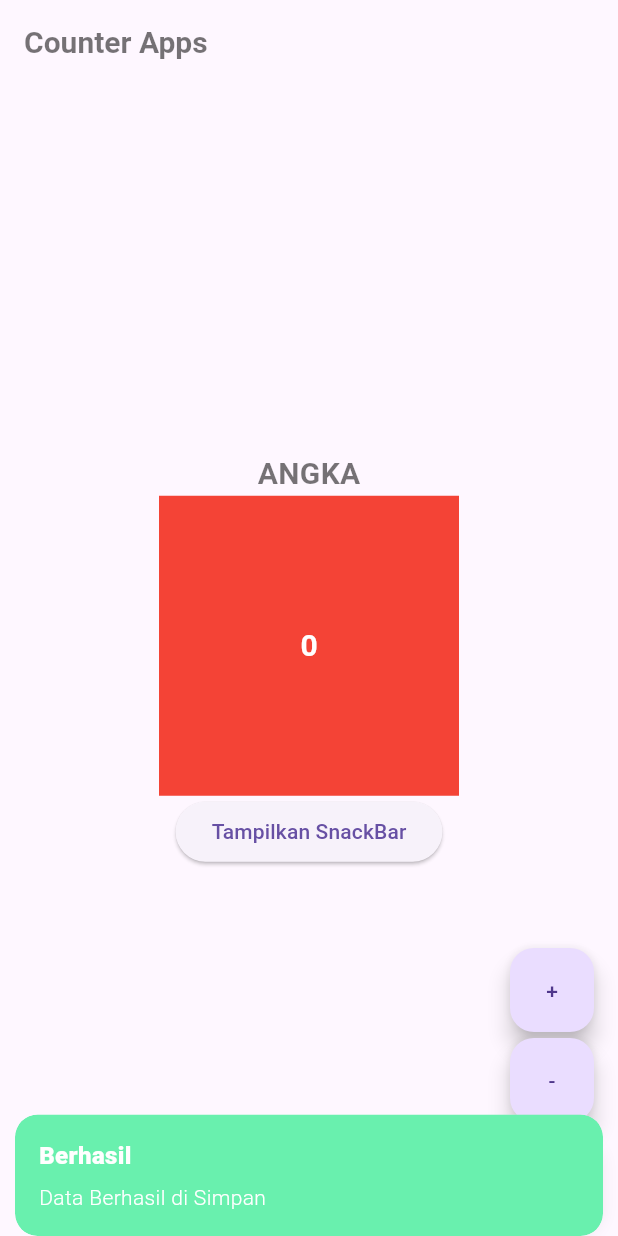
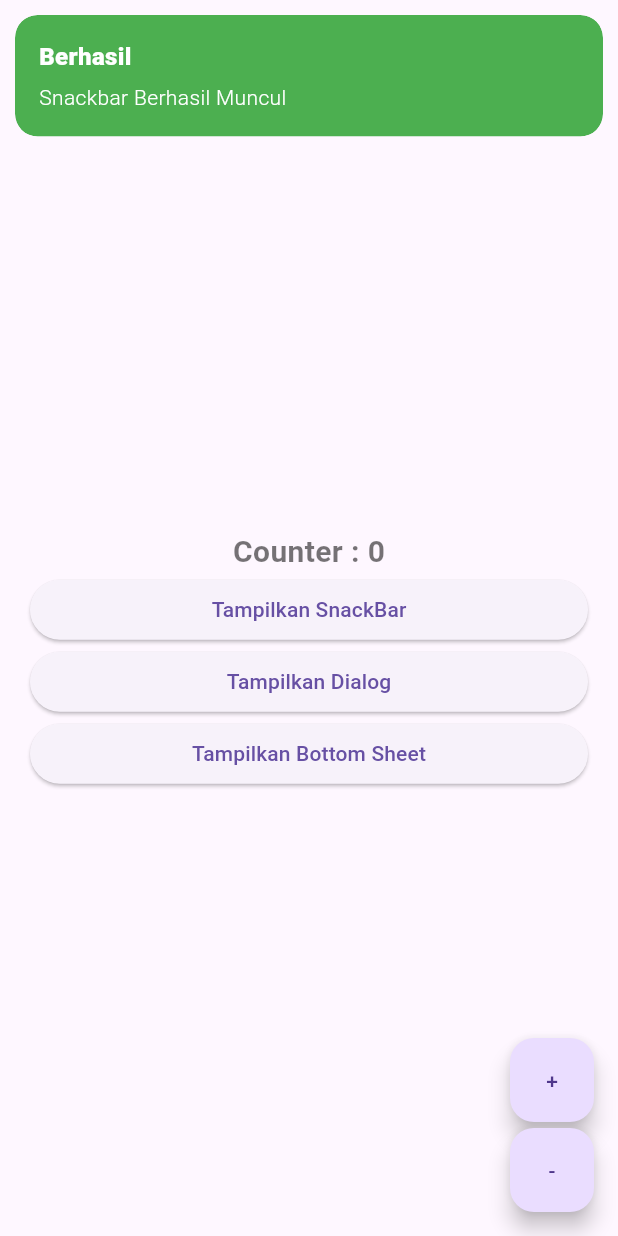
Before and after one commit to F415alarrahman/getX, a Flutter app: the screen it shows after launch, after a tap on "Tampilkan SnackBar", on a phone screen of 412 x 824 dp. Run offline on Flutter 3.47's test engine with Material 3 defaults, Android fonts, the phone set to English and light mode, and no system bars; our stand-ins replace get.

Commit message:
feat: refactor counter logic and move HomePage to a separate file

```diff
--- a/lib/controllers/counter_controller.dart
+++ b/lib/controllers/counter_controller.dart
@@ -1,11 +1,9 @@
 import 'package:get/get.dart';
-import 'package:get/get_state_manager/src/simple/get_controllers.dart';
 
 class CounterController extends GetxController {
   var counter = 0.obs;
   var isDark = false.obs;
-
-  void changeTheme() => isDark.value = !isDark.value;
-  void increment() => counter + 1;
-  void decrement() => counter - 1;
+  // Memperbaiki increment dan decrement
+  void increment() => counter.value++; // Menambahkan nilai counter
+  void decrement() => counter.value--; // Mengurangi nilai counter
 }
--- a/lib/main.dart
+++ b/lib/main.dart
@@ -2,8 +2,10 @@ import 'package:flutter/material.dart';
 import 'package:get/get.dart';
 
 import 'package:getx/controllers/counter_controller.dart';
+import 'package:getx/views/home_screen.dart';
 
 void main() {
+  Get.put(CounterController());
   runApp(MyApp());
 }
 
@@ -11,95 +13,10 @@ class MyApp extends StatelessWidget {
   final counterC = Get.put(CounterController());
   @override
   Widget build(BuildContext context) {
-    return Obx(() => MaterialApp(
+    return Obx(() => GetMaterialApp(
           theme: counterC.isDark.value ? ThemeData.dark() : ThemeData.light(),
+          debugShowCheckedModeBanner: false,
           home: HomePage(),
         ));
   }
 }
-
-class HomePage extends StatelessWidget {
-  final c = Get.find<CounterController>();
-  HomePage({super.key});
-
-  @override
-  Widget build(BuildContext context) {
-    return Scaffold(
-      appBar: AppBar(
-        title: Text(
-          'Counter Apps',
-          style: TextStyle(
-            fontSize: 20,
-            fontWeight: FontWeight.bold,
-            color: c.isDark.value ? Colors.white : Colors.black54,
-          ),
-        ),
-      ),
-      body: Center(
-        child: Obx(
-          () => Column(
-            mainAxisAlignment: MainAxisAlignment.center,
-            crossAxisAlignment: CrossAxisAlignment.center,
-            children: [
-              Text(
-                "ANGKA",
-                style: TextStyle(
-                  fontSize: 20,
-                  fontWeight: FontWeight.bold,
-                  color: c.isDark.value ? Colors.white : Colors.black54,
-                ),
-              ),
-              Container(
-                width: 200,
-                height: 200,
-                color: Colors.red,
-                child: Center(
-                    child: Text(
-                  "${c.counter}",
-                  style: TextStyle(
-                    fontSize: 20,
-                    fontWeight: FontWeight.bold,
-                    color: c.isDark.value ? Colors.white : Colors.white,
-                  ),
-                )),
-              ),
-              ElevatedButton(
-                  onPressed: () {
-                    Get.snackbar("Berhasil", "Data Berhasil di Simpan",
-                        snackPosition: SnackPosition.BOTTOM,
-                        backgroundColor: Colors.greenAccent,
-                        colorText: Colors.white);
-                  },
-                  child: Text("Tampilkan SnackBar"))
-            ],
-          ),
-        ),
-      ),
-      floatingActionButton: Column(
-        mainAxisAlignment: MainAxisAlignment.end,
-        children: [
-          FloatingActionButton(
-            onPressed: () => c.increment(),
-            child: Text("+"),
-          ),
-          SizedBox(
-            height: 4,
-          ),
-          FloatingActionButton(
-            onPressed: () => c.decrement(),
-            child: Text("-"),
-          ),
-          SizedBox(
-            height: 4,
-          ),
-          FloatingActionButton(
-            onPressed: () => c.changeTheme,
-            child: Icon(
-              c.isDark.value ? Icons.sunny : Icons.nightlight_outlined,
-            ),
-          ),
-        ],
-      ),
-    );
-  }
-}
--- /dev/null
+++ b/lib/views/home_screen.dart
@@ -0,0 +1,136 @@
+import 'package:flutter/material.dart';
+import 'package:get/get.dart';
+import 'package:getx/controllers/counter_controller.dart';
+
+class HomePage extends StatelessWidget {
+  final c = Get.find<CounterController>();
+  HomePage({super.key});
+
+  @override
+  Widget build(BuildContext context) {
+    return Scaffold(
+      appBar: AppBar(
+        title: Text(
+          'Counter App With GetX',
+          style: TextStyle(
+            fontSize: 20,
+            fontWeight: FontWeight.bold,
+            color: c.isDark.value ? Colors.white : Colors.black54,
+          ),
+        ),
+      ),
+      body: Center(
+        child: Obx(
+          () => Padding(
+            padding: const EdgeInsets.symmetric(horizontal: 20, vertical: 20),
+            child: Column(
+              mainAxisAlignment: MainAxisAlignment.center,
+              crossAxisAlignment: CrossAxisAlignment.center,
+              children: [
+                Text(
+                  "Counter : ${c.counter}",
+                  style: TextStyle(
+                    fontSize: 20,
+                    fontWeight: FontWeight.bold,
+                    color: c.isDark.value ? Colors.white : Colors.black54,
+                  ),
+                ),
+                Container(
+                  width: double.infinity,
+                  child: ElevatedButton(
+                    onPressed: () {
+                      Get.snackbar(
+                        "Berhasil",
+                        "Snackbar Berhasil Muncul",
+                        snackPosition: SnackPosition.TOP,
+                        backgroundColor: Colors.green,
+                        colorText: Colors.white,
+                        duration: Duration(seconds: 3),
+                        margin: EdgeInsets.all(10),
+                        snackStyle: SnackStyle.GROUNDED,
+                      );
+                    },
+                    child: Text("Tampilkan SnackBar"),
+                  ),
+                ),
+                Container(
+                  width: double.infinity,
+                  child: ElevatedButton(
+                    onPressed: () {
+                      // Menampilkan dialog menggunakan Get.dialog
+                      Get.dialog(
+                        AlertDialog(
+                          title: Text('Dialog With GetX'),
+                          content: Text('Dialog Berhasil Muncul'),
+                          actions: <Widget>[
+                            TextButton(
+                              onPressed: () {
+                                Get.back(); // Menutup dialog
+                              },
+                              child: Text('Tutup'),
+                            ),
+                          ],
+                        ),
+                      );
+                    },
+                    child: Text("Tampilkan Dialog"),
+                  ),
+                ),
+                Container(
+                  width: double.infinity,
+                  child: ElevatedButton(
+                    onPressed: () {
+                      Get.bottomSheet(
+                        Container(
+                          color: Colors.white,
+                          height: 250,
+                          padding: EdgeInsets.all(20),
+                          child: Column(
+                            crossAxisAlignment: CrossAxisAlignment.start,
+                            children: <Widget>[
+                              Text(
+                                "Bottom Sheet",
+                                style: TextStyle(
+                                    fontSize: 18, fontWeight: FontWeight.bold),
+                              ),
+                              SizedBox(height: 20),
+                              Text("Bottom Sheet Berhasil Muncul"),
+                              SizedBox(height: 20),
+                              ElevatedButton(
+                                onPressed: () {
+                                  Get.back(); // Menutup bottom sheet
+                                },
+                                child: Text("Tutup Bottom Sheet"),
+                              ),
+                            ],
+                          ),
+                        ),
+                      );
+                    },
+                    child: Text("Tampilkan Bottom Sheet"),
+                  ),
+                ),
+              ],
+            ),
+          ),
+        ),
+      ),
+      floatingActionButton: Column(
+        mainAxisAlignment: MainAxisAlignment.end,
+        children: [
+          FloatingActionButton(
+            onPressed: () => c.increment(),
+            child: Text("+"),
+          ),
+          SizedBox(
+            height: 4,
+          ),
+          FloatingActionButton(
+            onPressed: () => c.decrement(),
+            child: Text("-"),
+          ),
+        ],
+      ),
+    );
+  }
+}
```
